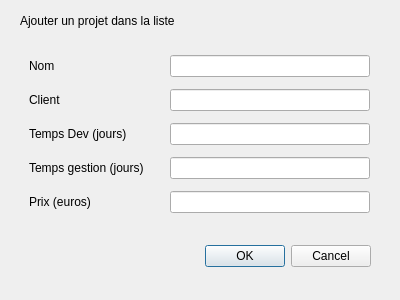
The window that dialog.ui (Romain96/M2S3_QualiteERP) describes before a commit, drawn with Qt 5.
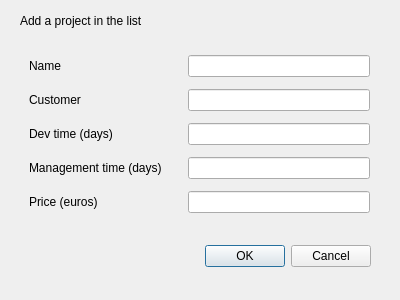
The same window after the commit.

The edit to the form file:
```diff
--- a/dialog.ui
+++ b/dialog.ui
@@ -39,7 +39,7 @@
     </rect>
    </property>
    <property name="text">
-    <string>Ajouter un projet dans la liste</string>
+    <string>Add a project in the list</string>
    </property>
   </widget>
   <widget class="QWidget" name="gridLayoutWidget">
@@ -70,35 +70,35 @@
     <item row="4" column="0">
      <widget class="QLabel" name="label_5">
       <property name="text">
-       <string>Temps gestion (jours)</string>
+       <string>Management time (days)</string>
       </property>
      </widget>
     </item>
     <item row="1" column="0">
      <widget class="QLabel" name="label_2">
       <property name="text">
-       <string>Nom</string>
+       <string>Name</string>
       </property>
      </widget>
     </item>
     <item row="2" column="0">
      <widget class="QLabel" name="label_3">
       <property name="text">
-       <string>Client</string>
+       <string>Customer</string>
       </property>
      </widget>
     </item>
     <item row="3" column="0">
      <widget class="QLabel" name="label_4">
       <property name="text">
-       <string>Temps Dev (jours) </string>
+       <string>Dev time (days) </string>
       </property>
      </widget>
     </item>
     <item row="5" column="0">
      <widget class="QLabel" name="label_6">
       <property name="text">
-       <string>Prix (euros)</string>
+       <string>Price (euros)</string>
       </property>
      </widget>
     </item>
```
